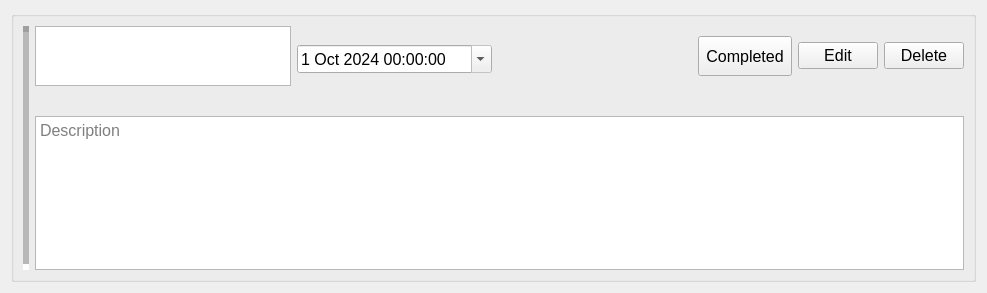
This is App/taskWidget.ui in BadrGello/Task-Management-App as Qt 5 draws it before an edit. The edited form follows.
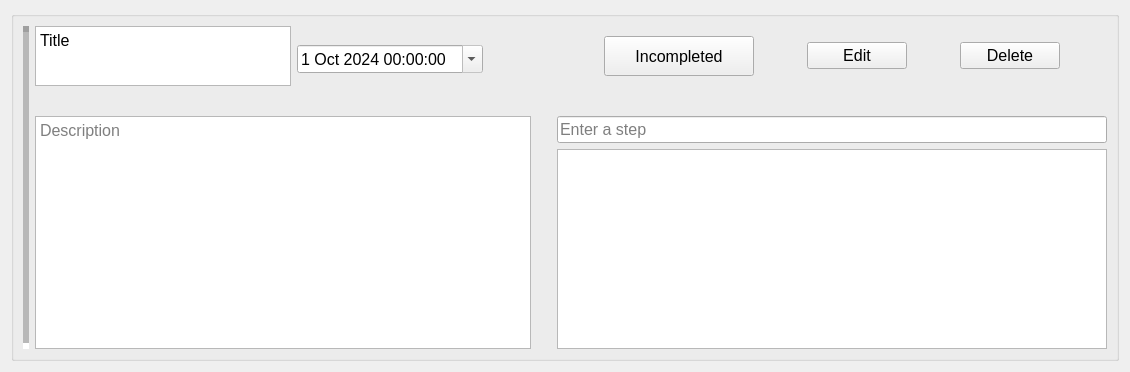
This is the edited form.

Commit message: Added a Steps List and + Made Complete Button Toggleable

Diff of the .ui file:
```diff
--- a/App/taskWidget.ui
+++ b/App/taskWidget.ui
@@ -6,8 +6,8 @@
    <rect>
     <x>0</x>
     <y>0</y>
-    <width>987</width>
-    <height>293</height>
+    <width>1130</width>
+    <height>372</height>
    </rect>
   </property>
   <property name="windowTitle">
@@ -39,8 +39,8 @@
      <property name="title">
       <string/>
      </property>
-     <layout class="QGridLayout" name="gridLayout">
-      <item row="0" column="4">
+     <layout class="QGridLayout" name="gridLayout" columnstretch="0,0,0,0,0,0,0,0">
+      <item row="0" column="7">
        <layout class="QHBoxLayout" name="horizontalLayout_2">
         <item>
          <widget class="QToolButton" name="taskCompletetoolButton">
@@ -54,7 +54,7 @@
            <cursorShape>PointingHandCursor</cursorShape>
           </property>
           <property name="text">
-           <string>Completed</string>
+           <string>Incompleted</string>
           </property>
          </widget>
         </item>
@@ -92,6 +92,36 @@
         </item>
        </layout>
       </item>
+      <item row="0" column="0" rowspan="6">
+       <widget class="Line" name="taskPriorityLine">
+        <property name="minimumSize">
+         <size>
+          <width>6</width>
+          <height>0</height>
+         </size>
+        </property>
+        <property name="maximumSize">
+         <size>
+          <width>16777215</width>
+          <height>16777215</height>
+         </size>
+        </property>
+        <property name="styleSheet">
+         <string notr="true">/*color: #2e86c1;  */       /* Line color */
+/*width: 6px;         */   /* Line width */
+/*border: 6px solid #2e86c1;*/</string>
+        </property>
+        <property name="lineWidth">
+         <number>6</number>
+        </property>
+        <property name="midLineWidth">
+         <number>6</number>
+        </property>
+        <property name="orientation">
+         <enum>Qt::Vertical</enum>
+        </property>
+       </widget>
+      </item>
       <item row="0" column="1">
        <layout class="QHBoxLayout" name="taskQHBoxLayout">
         <item>
@@ -126,7 +156,7 @@
            <bool>true</bool>
           </property>
           <property name="plainText">
-           <string/>
+           <string>Title</string>
           </property>
           <property name="cursorWidth">
            <number>1</number>
@@ -138,7 +168,7 @@
         </item>
        </layout>
       </item>
-      <item row="5" column="1" colspan="4">
+      <item row="5" column="1" colspan="3">
        <widget class="QPlainTextEdit" name="taskDescPlainTextEdit">
         <property name="maximumSize">
          <size>
@@ -171,36 +201,6 @@
         </property>
        </widget>
       </item>
-      <item row="0" column="0" rowspan="6">
-       <widget class="Line" name="taskPriorityLine">
-        <property name="minimumSize">
-         <size>
-          <width>6</width>
-          <height>0</height>
-         </size>
-        </property>
-        <property name="maximumSize">
-         <size>
-          <width>16777215</width>
-          <height>16777215</height>
-         </size>
-        </property>
-        <property name="styleSheet">
-         <string notr="true">/*color: #2e86c1;  */       /* Line color */
-/*width: 6px;         */   /* Line width */
-/*border: 6px solid #2e86c1;*/</string>
-        </property>
-        <property name="lineWidth">
-         <number>6</number>
-        </property>
-        <property name="midLineWidth">
-         <number>6</number>
-        </property>
-        <property name="orientation">
-         <enum>Qt::Vertical</enum>
-        </property>
-       </widget>
-      </item>
       <item row="0" column="2" rowspan="2">
        <widget class="QDateTimeEdit" name="taskDateTimeEdit">
         <property name="maximumSize">
@@ -230,6 +230,52 @@
         </property>
        </widget>
       </item>
+      <item row="5" column="4">
+       <spacer name="horizontalSpacer">
+        <property name="orientation">
+         <enum>Qt::Horizontal</enum>
+        </property>
+        <property name="sizeType">
+         <enum>QSizePolicy::Fixed</enum>
+        </property>
+        <property name="sizeHint" stdset="0">
+         <size>
+          <width>20</width>
+          <height>0</height>
+         </size>
+        </property>
+       </spacer>
+      </item>
+      <item row="5" column="7">
+       <layout class="QVBoxLayout" name="verticalLayout">
+        <item>
+         <widget class="QLineEdit" name="stepInput">
+          <property name="maximumSize">
+           <size>
+            <width>550</width>
+            <height>30</height>
+           </size>
+          </property>
+          <property name="text">
+           <string/>
+          </property>
+          <property name="placeholderText">
+           <string>Enter a step</string>
+          </property>
+         </widget>
+        </item>
+        <item>
+         <widget class="QListWidget" name="stepsListWidget">
+          <property name="maximumSize">
+           <size>
+            <width>550</width>
+            <height>16777215</height>
+           </size>
+          </property>
+         </widget>
+        </item>
+       </layout>
+      </item>
      </layout>
     </widget>
    </item>
```
The commit also changes 4 other files.
